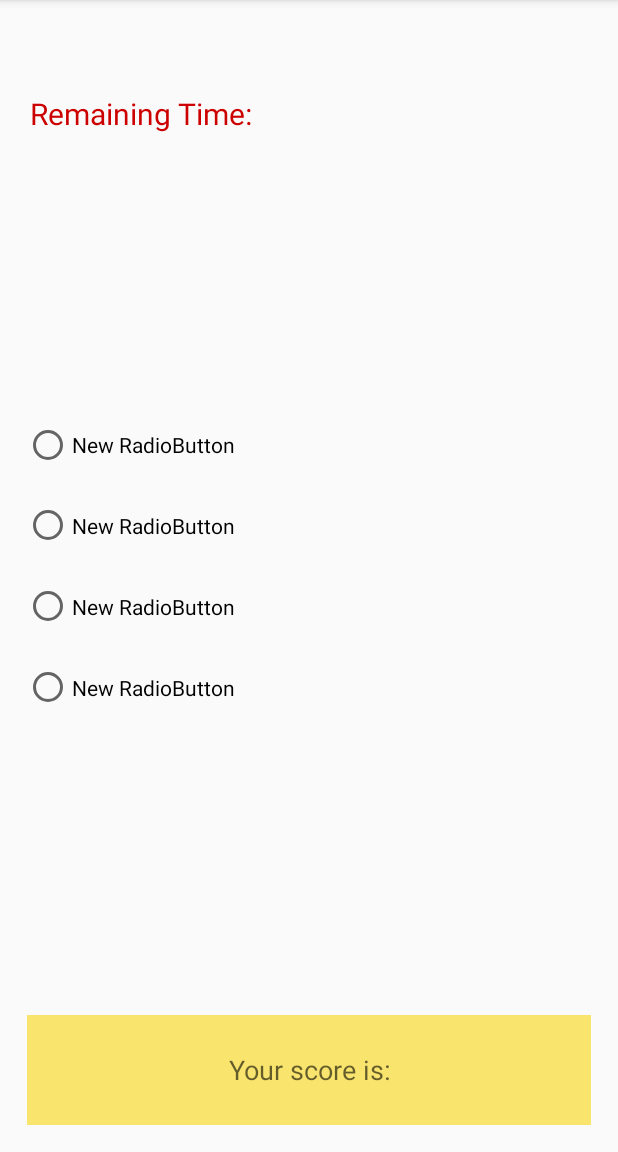
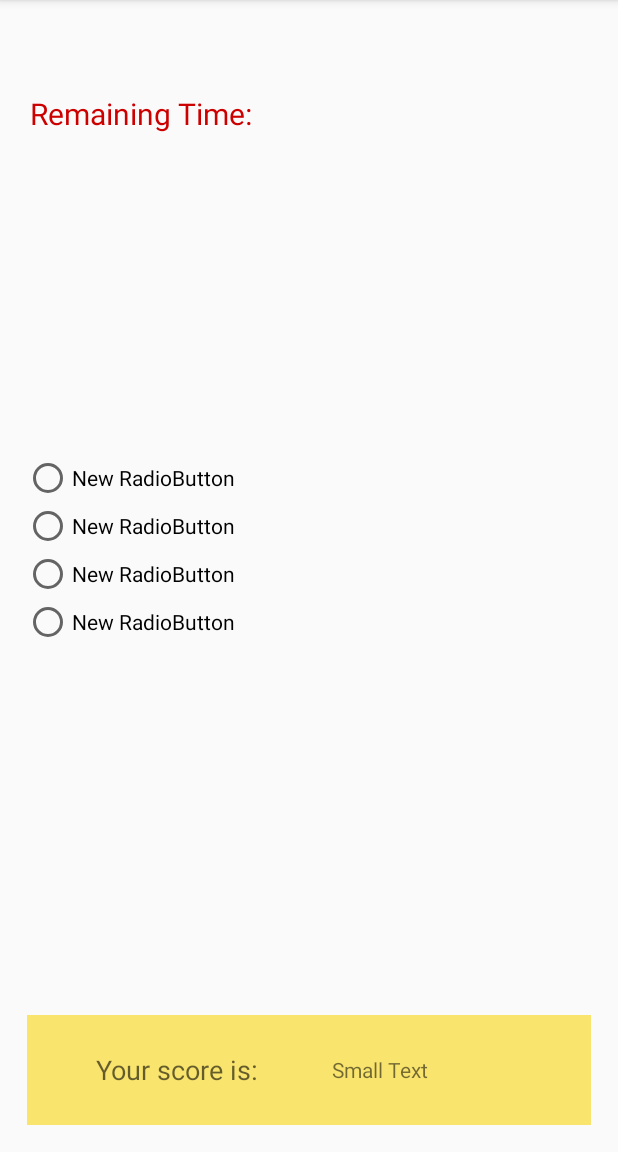
Before and after one commit to NazliMedghalchi/AndroidProject, an Android app: the layout fragment_quiz.xml on its own in the app's theme, with its tools: preview values and no code run, on a phone screen of 412 x 824 dp, the part 84-1236 px from its top. Run offline under Robolectric (Android 15) with nearby library versions, the phone set to English and light mode, and no system bars.

```diff
--- a/QuizApp/app/src/main/java/com/example/nazli/quizapp/LoginMain.java
+++ b/QuizApp/app/src/main/java/com/example/nazli/quizapp/LoginMain.java
@@ -31,8 +31,8 @@ public class LoginMain extends Activity {
     final EditText userQM = (EditText) findViewById(R.id.userQM);
     final EditText passQT = (EditText) findViewById(R.id.passQT);
     final EditText passQM = (EditText) findViewById(R.id.passQM);
-    Button signinButtonQT = (Button) findViewById(R.id.signinButtonQT);
-    Button signinButtonQM = (Button) findViewById(R.id.signInButtonQM);
+    private Button signinButtonQT = (Button) findViewById(R.id.signinButtonQT);
+    private Button signinButtonQM = (Button) findViewById(R.id.signInButtonQM);
 
 
     @Override
--- a/QuizApp/app/src/main/res/layout/fragment_quiz.xml
+++ b/QuizApp/app/src/main/res/layout/fragment_quiz.xml
@@ -69,24 +69,27 @@
         <LinearLayout
             android:orientation="vertical"
             android:layout_width="match_parent"
-            android:layout_height="227dp"
+            android:layout_height="162dp"
             android:layout_gravity="center"
             android:divider="@color/material_grey_900"
             android:id="@+id/multiple_choice"
             android:scrollIndicators="bottom"
             android:weightSum="2">
 
+            <RadioGroup
+                android:layout_width="match_parent"
+                android:layout_height="match_parent">
+
                 <LinearLayout
                     android:orientation="horizontal"
                     android:layout_width="match_parent"
                     android:layout_height="wrap_content"
                     android:layout_gravity="center_horizontal|top"
-                android:id="@+id/row1_choice"
-                android:layout_weight=".44">
+                    android:id="@+id/row1_choice">
 
                     <RadioButton
-                    android:layout_width="match_parent"
-                    android:layout_height="match_parent"
+                        android:layout_width="wrap_content"
+                        android:layout_height="wrap_content"
                         android:text="New RadioButton"
                         android:id="@+id/radioButton1_choice"
                         android:clickable="true" />
@@ -97,12 +100,11 @@
                     android:layout_width="match_parent"
                     android:layout_height="wrap_content"
                     android:layout_gravity="right"
-                android:id="@+id/row2_choice"
-                android:layout_weight=".44">
+                    android:id="@+id/row2_choice">
 
                     <RadioButton
-                    android:layout_width="match_parent"
-                    android:layout_height="match_parent"
+                        android:layout_width="wrap_content"
+                        android:layout_height="wrap_content"
                         android:text="New RadioButton"
                         android:id="@+id/radioButton2_choice"
                         android:clickable="true" />
@@ -113,12 +115,11 @@
                     android:layout_width="match_parent"
                     android:layout_height="wrap_content"
                     android:layout_gravity="center_horizontal"
-                android:id="@+id/row3_choice"
-                android:layout_weight="0.44">
+                    android:id="@+id/row3_choice">
 
                     <RadioButton
-                    android:layout_width="match_parent"
-                    android:layout_height="match_parent"
+                        android:layout_width="wrap_content"
+                        android:layout_height="wrap_content"
                         android:text="New RadioButton"
                         android:id="@+id/radioButton3_choice"
                         android:clickable="true" />
@@ -129,8 +130,7 @@
                     android:layout_width="match_parent"
                     android:layout_height="wrap_content"
                     android:layout_gravity="bottom|right"
-                android:id="@+id/row4_choice"
-                android:layout_weight=".44">
+                    android:id="@+id/row4_choice">
 
                     <RadioButton
                         android:layout_width="match_parent"
@@ -139,7 +139,7 @@
                         android:id="@+id/radioButton4_choice"
                         android:clickable="true" />
                 </LinearLayout>
-
+            </RadioGroup>
         </LinearLayout>
 
         <LinearLayout
@@ -152,18 +152,33 @@
             android:layout_margin="2dp"
             android:background="@color/bg_quiz_list"
             android:padding="2dp"
-            android:scrollIndicators="bottom">
+            android:scrollIndicators="bottom"
+            android:weightSum="1">
 
             <TextView
-                android:layout_width="match_parent"
+                android:layout_width="170dp"
                 android:layout_height="match_parent"
                 android:textAppearance="?android:attr/textAppearanceMedium"
                 android:text="@string/quiz_result"
                 android:id="@+id/quizResult"
-                android:layout_gravity="center"
+                android:layout_gravity="center|left"
                 android:gravity="center"
                 android:hint="Quiz Result"
-                android:padding="1dp" />
+                android:padding="1dp"
+                android:layout_margin="2dp"
+                android:layout_weight="0.18" />
+
+            <TextView
+                android:layout_width="wrap_content"
+                android:layout_height="match_parent"
+                android:textAppearance="?android:attr/textAppearanceSmall"
+                android:text="Small Text"
+                android:id="@+id/score_textView"
+                android:gravity="center|fill_horizontal"
+                android:layout_margin="4dp"
+                android:layout_gravity="center|left"
+                android:padding="2dp" />
+
         </LinearLayout>
 
     </FrameLayout>
```
Also changed, not shown: QuizApp/app/src/main/java/com/example/nazli/quizapp/DatabaseHandler.java (added, +50 -0 lines), QuizApp/app/src/main/java/com/example/nazli/quizapp/quizMasterContact.java (added, +26 -0 lines), QuizApp/app/src/main/java/com/example/nazli/quizapp/quizTaker.java (+7 -0 lines). Lines whose indentation alone changed are shown as unchanged.
